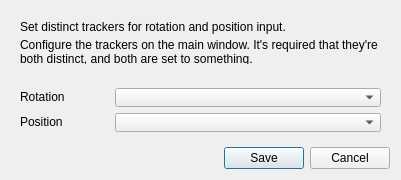
This is tracker-fusion/fusion.ui in opentrack/opentrack as Qt 5 draws it before an edit. The edited form follows.
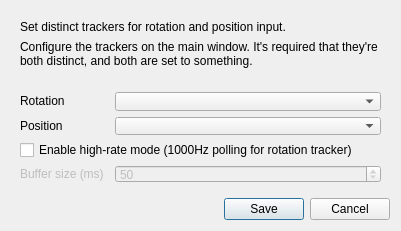
This is the edited form. Icons and pictures are not drawn.

Commit message: Add OpenHMD tracker plugin and high-rate fusion/filter integration

Diff of the .ui file:
```diff
--- a/tracker-fusion/fusion.ui
+++ b/tracker-fusion/fusion.ui
@@ -150,6 +150,45 @@
         </property>
        </widget>
       </item>
+      <item row="2" column="0" colspan="2">
+       <widget class="QCheckBox" name="enable_highrate">
+        <property name="text">
+         <string>Enable high-rate mode (1000Hz polling for rotation tracker)</string>
+        </property>
+        <property name="toolTip">
+         <string>When enabled, rotation tracker (e.g. OpenHMD IMU) is polled at 1000Hz in a separate thread, providing high-rate data for sensor fusion.</string>
+        </property>
+       </widget>
+      </item>
+      <item row="3" column="0">
+       <widget class="QLabel" name="label_buffer">
+        <property name="text">
+         <string>Buffer size (ms)</string>
+        </property>
+        <property name="enabled">
+         <bool>false</bool>
+        </property>
+       </widget>
+      </item>
+      <item row="3" column="1">
+       <widget class="QSpinBox" name="highrate_buffer_ms">
+        <property name="minimum">
+         <number>10</number>
+        </property>
+        <property name="maximum">
+         <number>200</number>
+        </property>
+        <property name="value">
+         <number>50</number>
+        </property>
+        <property name="enabled">
+         <bool>false</bool>
+        </property>
+        <property name="toolTip">
+         <string>How many milliseconds of high-rate samples to buffer for filter access</string>
+        </property>
+       </widget>
+      </item>
      </layout>
     </widget>
    </item>
```
The commit also changes 27 other files.
